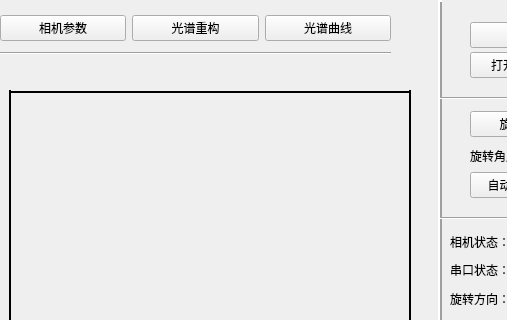
Qt form ui/main.ui (lb743601/lwir_construct) before a commit; both pictures show x 0 to 507 and y 0 to 320 of the 671 by 450 pixel window.
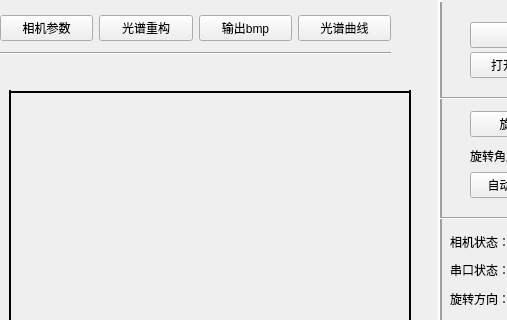
The same form after that commit.

```diff
--- a/ui/main.ui
+++ b/ui/main.ui
@@ -43,6 +43,13 @@
          </property>
         </widget>
        </item>
+       <item>
+        <widget class="QPushButton" name="mat2bmp_button">
+         <property name="text">
+          <string>输出bmp</string>
+         </property>
+        </widget>
+       </item>
        <item>
         <widget class="QPushButton" name="spectral_curve_button">
          <property name="text">
```
Left out of the diff: 1 changed line with no effect on the pictures.
